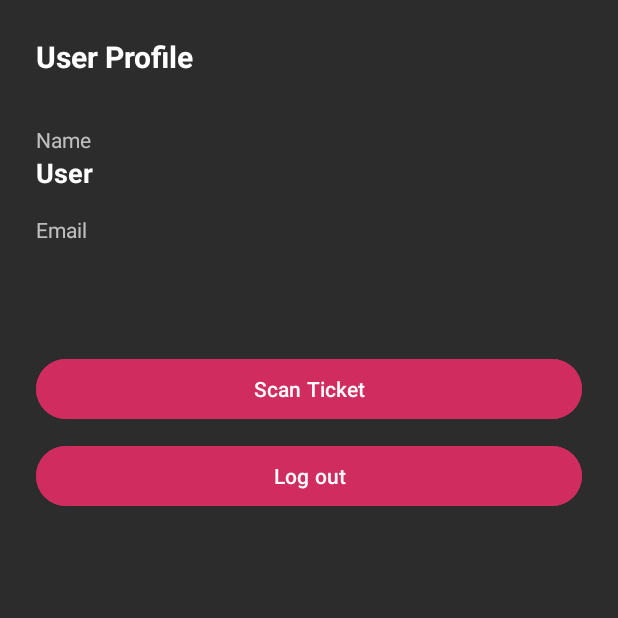
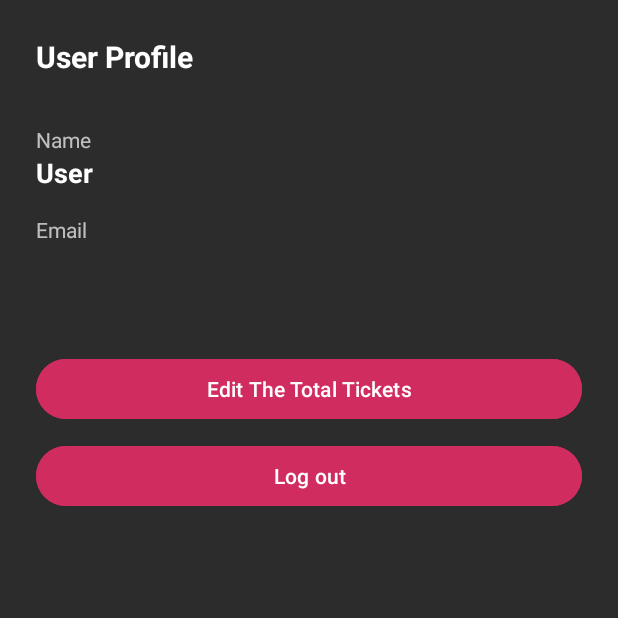
Before and after one commit to TiaGala16/TickeTingo, an Android app: the fragment AdminProfileSidebarFragment shown on its own in the app's theme, on a phone screen of 412 x 824 dp, the top half of it. Run offline under Robolectric (Android 15) with nearby library versions, the light colour scheme and no system bars; our stand-ins replace Firebase (no records; nobody signed in at launch, a user with empty details on screens opened directly).

Commit message:
added wtv

```diff
--- a/app/src/main/java/com/example/ticketingo/model/EventRepo.java
+++ b/app/src/main/java/com/example/ticketingo/model/EventRepo.java
@@ -220,5 +220,5 @@ public class EventRepo {
                         isValidEvent.setValue(false);
                     });
         return isValidEvent;
-    }
+        }
 }
--- a/app/src/main/res/layout/fragment_admin_profile_sidebar.xml
+++ b/app/src/main/res/layout/fragment_admin_profile_sidebar.xml
@@ -59,7 +59,7 @@
         android:layout_width="match_parent"
         android:layout_height="wrap_content"
         android:backgroundTint="#D02C60"
-        android:text="Scan Ticket"
+        android:text="Edit The Total Tickets"
         android:textAllCaps="false"
         android:textColor="@android:color/white"
         android:layout_marginBottom="10dp"/>
```
Also changed, not shown: app/src/main/java/com/example/ticketingo/view/ScanTicketActivity.java (+6 -6 lines), app/src/main/java/com/example/ticketingo/viewmodel/EventAdapter.java (+0 -22 lines).
